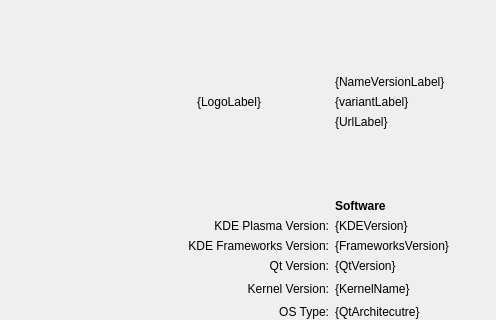
Old version of the form Modules/about-distro/src/Module.ui in the repository KDE/kinfocenter; both pictures show x 0 to 496 and y 0 to 320 of the 643 by 586 pixel window.
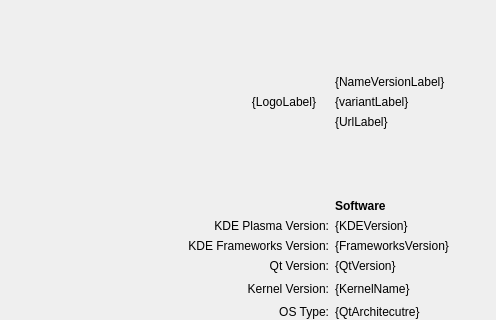
New version of the form.

Commit message:
Right align the distribution logo
Summary: The other elements of the list are all right-aligned.

Reviewers: jriddell, davidedmundson, mart

Reviewed By: mart

Subscribers: plasma-devel

Tags: #plasma

The edit to the form file:
```diff
--- a/Modules/about-distro/src/Module.ui
+++ b/Modules/about-distro/src/Module.ui
@@ -102,6 +102,9 @@
         <property name="text">
          <string notr="true">{LogoLabel}</string>
         </property>
+        <property name="alignment">
+         <set>Qt::AlignRight|Qt::AlignTrailing|Qt::AlignVCenter</set>
+        </property>
        </widget>
       </item>
       <item>
```
